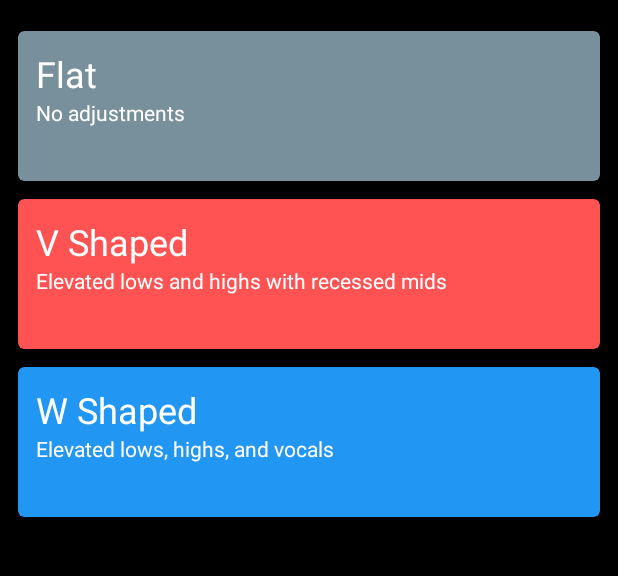
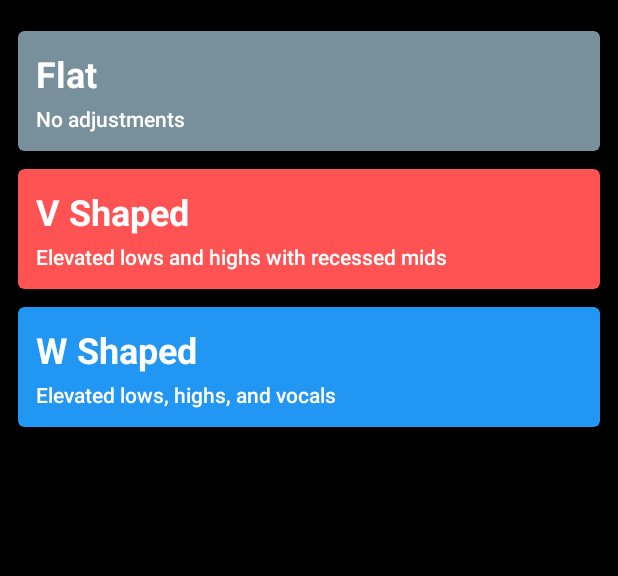
Before and after one commit to tytydraco/Eeku, an Android app: the screen it shows after launch (ConfigActivity), on a phone screen of 412 x 824 dp, the part 62-638 px from its top. Run offline under Robolectric (Android 15) with nearby library versions, the phone set to English and light mode, and no system bars.

Commit message:
Fine tune view
Signed-off-by: tytydraco <tylernij@gmail.com>

```diff
--- a/app/src/main/res/layout/select_recycler_item.xml
+++ b/app/src/main/res/layout/select_recycler_item.xml
@@ -1,25 +1,31 @@
 <?xml version="1.0" encoding="utf-8"?>
 <com.google.android.material.card.MaterialCardView xmlns:android="http://schemas.android.com/apk/res/android"
     android:layout_width="match_parent"
-    android:layout_height="100dp"
+    android:layout_height="wrap_content"
     android:layout_marginHorizontal="12dp"
     android:layout_marginVertical="6dp"
     android:clickable="true"
     android:id="@+id/card">
-    <LinearLayout
+    <RelativeLayout
         android:layout_width="match_parent"
-        android:layout_height="match_parent"
-        android:layout_margin="12dp"
-        android:orientation="vertical">
+        android:layout_height="wrap_content"
+        android:layout_margin="12dp">
         <TextView
             android:layout_width="wrap_content"
             android:layout_height="wrap_content"
+            android:textStyle="bold"
+            android:singleLine="true"
+            android:ellipsize="end"
             android:textAppearance="@style/TextAppearance.AppCompat.Headline"
             android:id="@+id/title" />
         <TextView
             android:layout_width="wrap_content"
             android:layout_height="wrap_content"
-            style="@style/TextAppearance.AppCompat.Body1"
+            android:layout_below="@id/title"
+            android:layout_marginTop="4dp"
+            android:singleLine="true"
+            android:ellipsize="end"
+            style="@style/TextAppearance.AppCompat.Body2"
             android:id="@+id/description" />
-    </LinearLayout>
+    </RelativeLayout>
 </com.google.android.material.card.MaterialCardView>
```
